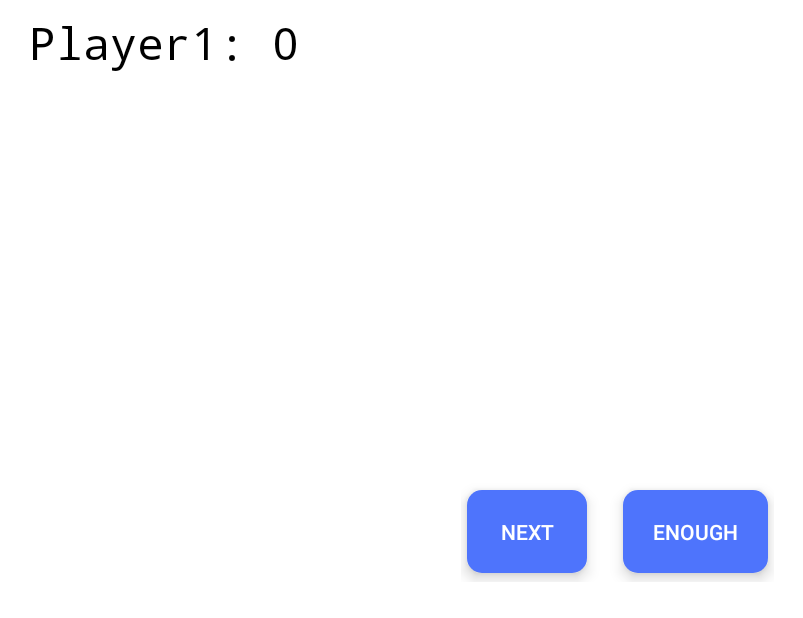
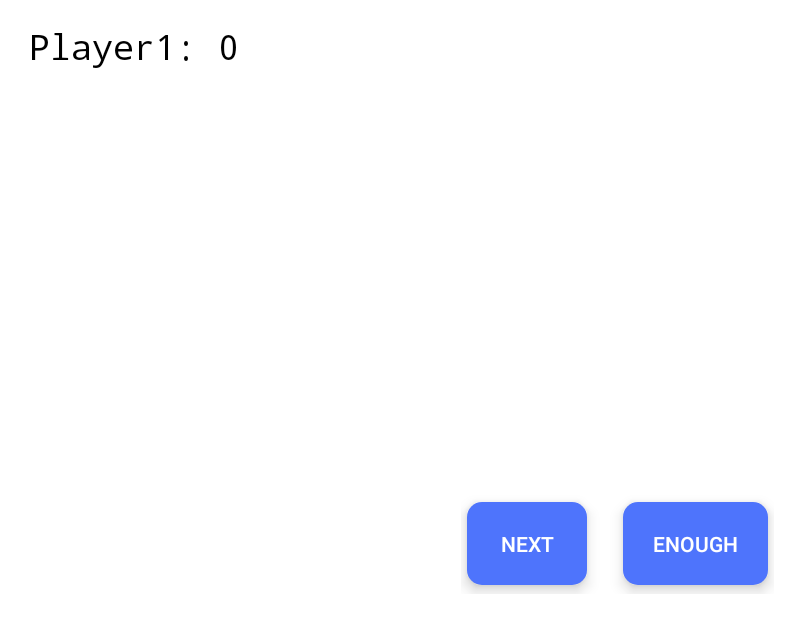
Before and after one commit to yariks0n/21g, an Android app: the screen it shows after launch (GameActivity), after a tap on "PLAY", on a phone screen of 824 x 412 dp (held sideways). Shown: the whole screen, without its empty margins (1-804 px from the left). Run offline under Robolectric (Android 15) with nearby library versions, the light colour scheme and no system bars.

Commit message:
added new Style

```diff
--- a/app/src/main/java/com/droid/ykozh/a21g/Game.java
+++ b/app/src/main/java/com/droid/ykozh/a21g/Game.java
@@ -50,19 +50,19 @@ public class Game extends View {
         screenX = x;
         screenY = y;
         cardWidth = (int)screenX / 5;
-        cardHeight = (int)(screenY / 2.2);
+        cardHeight = (int)(screenY / 2.1);
         paint = new Paint();
         mBackgroundPaint = new Paint();
         mBackgroundPaint.setColor(Color.WHITE);
         textPaintPlayer1 = new Paint();
         textPaintPlayer1.setColor(Color.BLACK);
         textPaintPlayer1.setTextAlign(Paint.Align.LEFT);
-        textPaintPlayer1.setTextSize(45);
+        textPaintPlayer1.setTextSize(35);
         textPaintPlayer1.setTypeface(Typeface.MONOSPACE);
         textPaintPlayer2 = new Paint();
         textPaintPlayer2.setColor(Color.BLACK);
         textPaintPlayer2.setTextAlign(Paint.Align.RIGHT);
-        textPaintPlayer2.setTextSize(45);
+        textPaintPlayer2.setTextSize(35);
         textPaintPlayer2.setTypeface(Typeface.MONOSPACE);
         textWin = new Paint();
         textWin.setColor(Color.BLACK);
@@ -191,7 +191,7 @@ public class Game extends View {
 
         Log.i(TAG,"countDrawCards: "+(screenX-(cardWidth + step*countDrawCards-1)));*/
         int left = (screenX-(cardWidth + step*countDrawCards-1))/2 - step/2;
-        int top = screenY/2 - (int)(cardHeight/1.5);
+        int top = screenY/2 - (int)(cardHeight/2);
 
         for (Card card : drawCards){
             left+=step;
--- a/app/src/main/java/com/droid/ykozh/a21g/MainActivity.java
+++ b/app/src/main/java/com/droid/ykozh/a21g/MainActivity.java
@@ -63,11 +63,11 @@ public class MainActivity extends AppCompatActivity {
     private void startAnimation() {
         animAcepted = true;
         scaleXAnimator = ObjectAnimator
-                .ofFloat(cardView, "scaleX", 3.5f)
+                .ofFloat(cardView, "scaleX", 2.4f)
                 .setDuration(3000);
 
         scaleYAnimator = ObjectAnimator
-                .ofFloat(cardView, "scaleY", 3.5f)
+                .ofFloat(cardView, "scaleY", 2.4f)
                 .setDuration(3000);
 
 
--- a/app/src/main/res/layout/activity_game.xml
+++ b/app/src/main/res/layout/activity_game.xml
@@ -20,7 +20,7 @@
         android:id="@+id/playerControl"
         android:layout_width="wrap_content"
         android:layout_height="wrap_content"
-        android:layout_marginBottom="24dp"
+        android:layout_marginBottom="16dp"
         android:layout_marginEnd="8dp"
         android:layout_marginStart="8dp"
         android:orientation="horizontal"
@@ -54,7 +54,7 @@
         android:id="@+id/gameControl"
         android:layout_width="wrap_content"
         android:layout_height="wrap_content"
-        android:layout_marginBottom="24dp"
+        android:layout_marginBottom="16dp"
         android:layout_marginEnd="8dp"
         android:layout_marginStart="8dp"
         android:orientation="horizontal"
```
